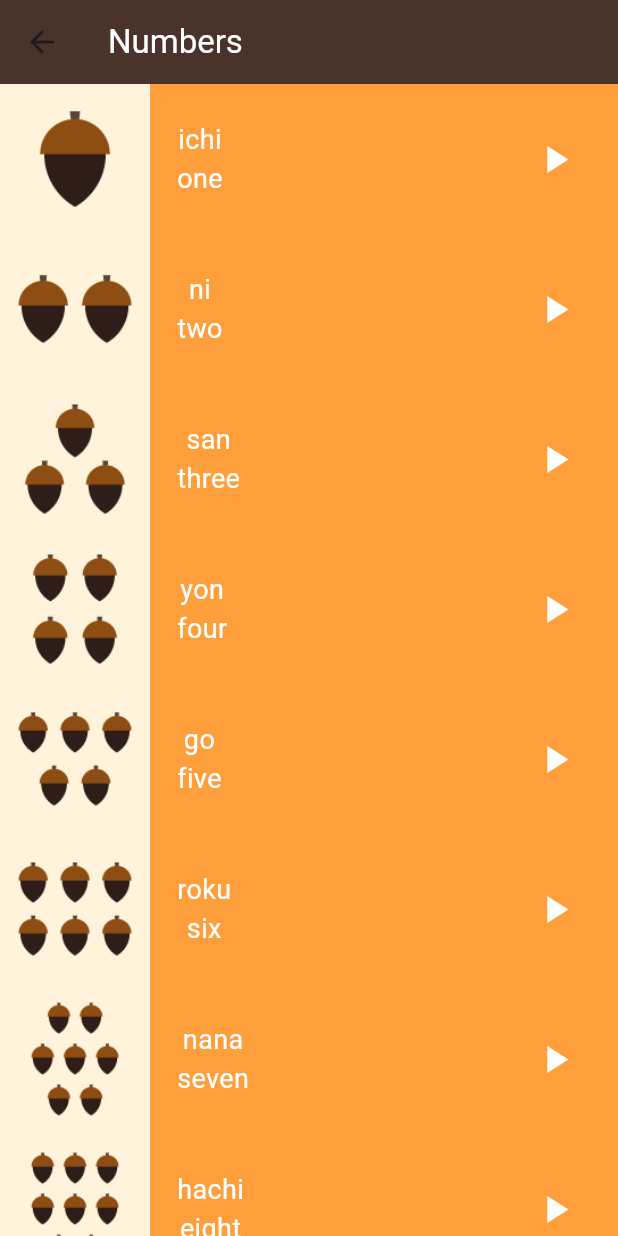
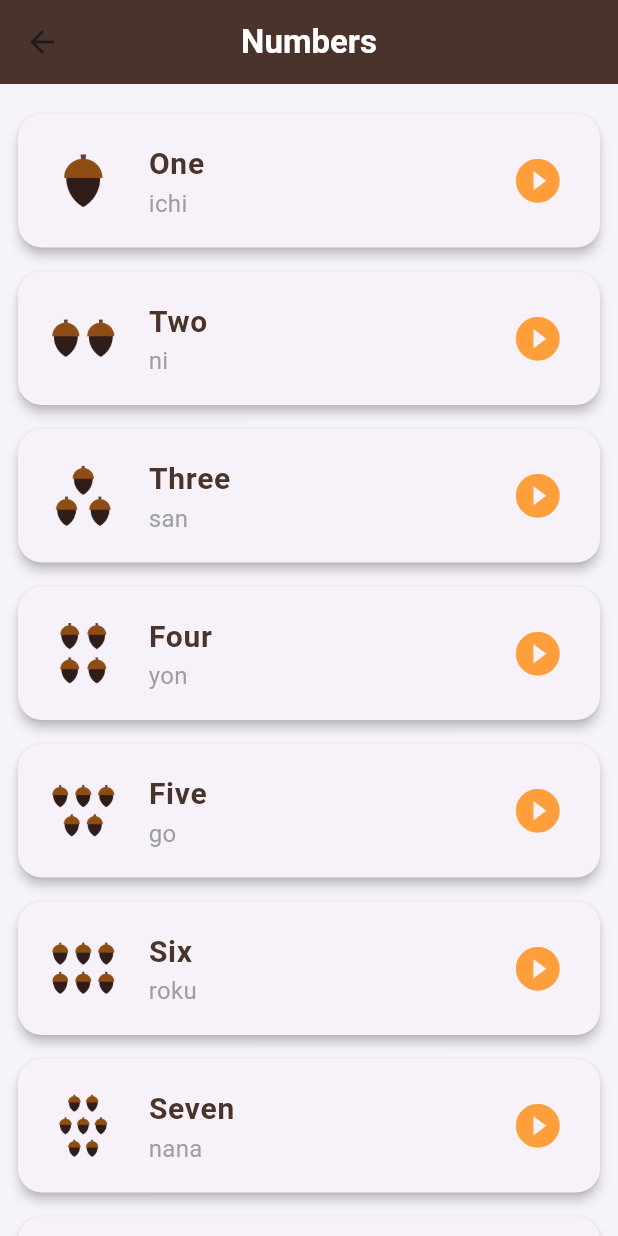
Before and after one commit to mariamfarouk555/Japanese-Application, a Flutter app: the NumbersPage screen opened directly, on a phone screen of 412 x 824 dp. Run offline on Flutter 3.47's test engine with Material 3 defaults, Android fonts, the light colour scheme and no system bars; our stand-ins replace audioplayers.

Commit message:
Update numbers_page.dart

```diff
--- a/lib/screens/numbers_page.dart
+++ b/lib/screens/numbers_page.dart
@@ -1,91 +1,133 @@
 import 'package:flutter/material.dart';
+import '../screens/number.dart';
+import 'package:audioplayers/audioplayers.dart';
 import 'package:project/components/item.dart';
-import '../screens/number.dart';
 
 class NumbersPage extends StatelessWidget {
   NumbersPage({super.key});
+
+  final AudioPlayer player = AudioPlayer();
 
   final List<Number> numbers = [
     Number(
       image: 'assets/images/numbers/number_one.png',
       sound: 'sounds/numbers/number_one_sound.mp3',
       jpName: 'ichi',
-      enName: 'one',
+      enName: 'One',
     ),
     Number(
       image: 'assets/images/numbers/number_two.png',
       sound: 'sounds/numbers/number_two_sound.mp3',
       jpName: 'ni',
-      enName: 'two',
+      enName: 'Two',
     ),
     Number(
       image: 'assets/images/numbers/number_three.png',
       sound: 'sounds/numbers/number_three_sound.mp3',
       jpName: 'san',
-      enName: 'three',
+      enName: 'Three',
     ),
     Number(
       image: 'assets/images/numbers/number_four.png',
       sound: 'sounds/numbers/number_four_sound.mp3',
       jpName: 'yon',
-      enName: 'four',
+      enName: 'Four',
     ),
     Number(
       image: 'assets/images/numbers/number_five.png',
       sound: 'sounds/numbers/number_five_sound.mp3',
       jpName: 'go',
-      enName: 'five',
+      enName: 'Five',
     ),
     Number(
       image: 'assets/images/numbers/number_six.png',
       sound: 'sounds/numbers/number_six_sound.mp3',
       jpName: 'roku',
-      enName: 'six',
+      enName: 'Six',
     ),
     Number(
       image: 'assets/images/numbers/number_seven.png',
       sound: 'sounds/numbers/number_seven_sound.mp3',
       jpName: 'nana',
-      enName: 'seven',
+      enName: 'Seven',
     ),
     Number(
       image: 'assets/images/numbers/number_eight.png',
       sound: 'sounds/numbers/number_eight_sound.mp3',
       jpName: 'hachi',
-      enName: 'eight',
+      enName: 'Eight',
     ),
     Number(
       image: 'assets/images/numbers/number_nine.png',
       sound: 'sounds/numbers/number_nine_sound.mp3',
       jpName: 'kyu',
-      enName: 'nine',
+      enName: 'Nine',
     ),
     Number(
       image: 'assets/images/numbers/number_ten.png',
       sound: 'sounds/numbers/number_ten_sound.mp3',
       jpName: 'ju',
-      enName: 'ten',
+      enName: 'Ten',
     ),
   ];
 
   @override
   Widget build(BuildContext context) {
     return Scaffold(
+      backgroundColor: const Color(0xffF7F4F9),
       appBar: AppBar(
+        elevation: 0,
         backgroundColor: const Color(0XFF49332A),
-        title: const Text('Numbers', style: TextStyle(color: Colors.white)),
+        title: const Text(
+          'Numbers',
+          style: TextStyle(color: Colors.white, fontWeight: FontWeight.bold),
+        ),
+        centerTitle: true,
       ),
       body: ListView.builder(
+        padding: const EdgeInsets.all(12),
         itemCount: numbers.length,
         itemBuilder: (context, index) {
-          return Item(
-            sound: numbers[index].sound,
-            color: const Color(0xffFF9F3B),
-            number: numbers[index],
+          return Card(
+            shape: RoundedRectangleBorder(
+              borderRadius: BorderRadius.circular(16),
+            ),
+            elevation: 3,
+            margin: const EdgeInsets.symmetric(vertical: 8),
+            child: ListTile(
+              contentPadding:
+              const EdgeInsets.symmetric(horizontal: 16, vertical: 10),
+              leading: ClipRRect(
+                borderRadius: BorderRadius.circular(12),
+                child: Image.asset(
+                  numbers[index].image,
+                  width: 55,
+                  height: 55,
+                  fit: BoxFit.cover,
+                ),
+              ),
+              title: Text(
+                numbers[index].enName,
+                style: const TextStyle(
+                    fontSize: 20,
+                    fontWeight: FontWeight.bold,
+                    color: Color(0xff49332A)),
+              ),
+              subtitle: Text(
+                numbers[index].jpName,
+                style: const TextStyle(fontSize: 16, color: Colors.grey),
+              ),
+              trailing: IconButton(
+                onPressed: () {
+                  player.play(AssetSource(numbers[index].sound));
+                },
+                icon: const Icon(Icons.play_circle_fill,
+                    color: Color(0xffFF9F3B), size: 35),
+              ),
+            ),
           );
         },
       ),
     );
   }
-
 }
```
